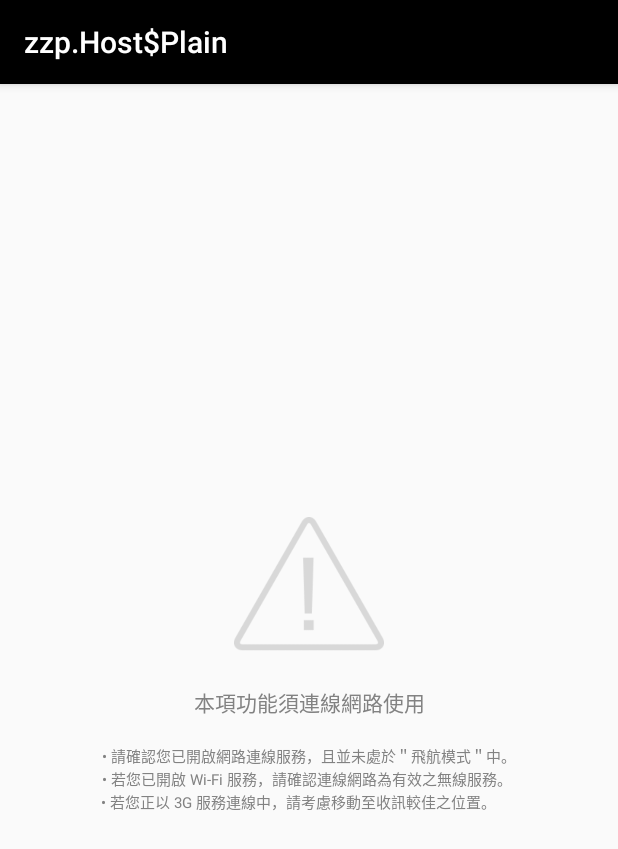
After one commit to YomiRY/MaterialManager, an Android app: the layout no_network_view.xml on its own in the app's theme, with its tools: preview values and no code run, on a phone screen of 412 x 824 dp. The commit adds this screen. Shown: the top 849 px of the screen. Run offline under Robolectric (Android 15) with nearby library versions, the phone set to English and light mode, and no system bars.

Commit message:
Add no network view
1. Add no network view
2. Add network status check in Utility

```diff
--- a/MaterialManager/app/src/main/java/com/material/management/fragment/GroceryListFragment.java
+++ b/MaterialManager/app/src/main/java/com/material/management/fragment/GroceryListFragment.java
@@ -1,6 +1,5 @@
 package com.material.management.fragment;
 
-import android.animation.Animator;
 import android.app.AlertDialog;
 import android.content.DialogInterface;
 import android.content.Intent;
@@ -32,9 +31,7 @@ import com.material.management.data.GroceryListData;
 import com.material.management.data.Material;
 import com.material.management.dialog.MaterialMenuDialog;
 import com.material.management.dialog.ReceiptDialog;
-import com.material.management.utils.AnimatorUtility;
 import com.material.management.utils.DBUtility;
-import com.material.management.utils.LogUtility;
 import com.picasso.Picasso;
 import java.io.File;
 import java.util.ArrayList;
--- /dev/null
+++ b/MaterialManager/app/src/main/res/layout/no_network_view.xml
@@ -0,0 +1,79 @@
+<?xml version="1.0" encoding="utf-8"?>
+<RelativeLayout xmlns:android="http://schemas.android.com/apk/res/android"
+                android:id="@+id/rel_no_network_view"
+                android:layout_width="match_parent"
+                android:layout_height="match_parent">
+
+    <View
+            android:id="@+id/middleLine"
+            android:layout_width="match_parent"
+            android:layout_height="1dp"
+            android:layout_centerInParent="true"
+            android:background="@android:color/transparent"/>
+
+    <ImageView
+            android:id="@+id/imageView1"
+            android:layout_width="100dp"
+            android:layout_height="100dp"
+            android:layout_above="@+id/middleLine"
+            android:layout_centerHorizontal="true"
+            android:src="@drawable/alertnonetconnect01_01"/>
+
+    <TextView
+            android:id="@+id/textView1"
+            android:layout_width="match_parent"
+            android:layout_height="wrap_content"
+            android:layout_below="@+id/imageView1"
+            android:layout_centerHorizontal="true"
+            android:layout_marginTop="18dp"
+            android:gravity="center"
+            android:paddingLeft="10dp"
+            android:paddingRight="10dp"
+            android:text="@string/no_network_view_message1"
+            android:textAppearance="?android:attr/textAppearanceMedium"
+            android:textColor="#828282"
+            android:textSize="14sp"/>
+
+    <TextView
+            android:id="@+id/TextView01"
+            android:layout_width="match_parent"
+            android:layout_height="wrap_content"
+            android:layout_alignParentRight="true"
+            android:layout_below="@+id/textView1"
+            android:layout_marginTop="17dp"
+            android:gravity="center"
+            android:paddingLeft="10dp"
+            android:paddingRight="10dp"
+            android:text="@string/no_network_view_message2"
+            android:textAppearance="?android:attr/textAppearanceSmall"
+            android:textColor="#828282"
+            android:textSize="10sp"/>
+
+    <TextView
+            android:id="@+id/textView2"
+            android:layout_width="match_parent"
+            android:layout_height="wrap_content"
+            android:layout_alignLeft="@+id/TextView01"
+            android:layout_below="@+id/TextView01"
+            android:gravity="center"
+            android:paddingLeft="8dp"
+            android:paddingRight="10dp"
+            android:text="@string/no_network_view_message3"
+            android:textAppearance="?android:attr/textAppearanceSmall"
+            android:textColor="#828282"
+            android:textSize="10sp"/>
+
+    <TextView
+            android:id="@+id/textView3"
+            android:layout_width="match_parent"
+            android:layout_height="wrap_content"
+            android:layout_alignLeft="@+id/TextView01"
+            android:layout_below="@+id/textView2"
+            android:gravity="center"
+            android:paddingRight="14dp"
+            android:text="@string/no_network_view_message4"
+            android:textAppearance="?android:attr/textAppearanceSmall"
+            android:textColor="#828282"
+            android:textSize="10sp"/>
+
+</RelativeLayout>
--- a/MaterialManager/app/src/main/res/values/strings.xml
+++ b/MaterialManager/app/src/main/res/values/strings.xml
@@ -12,6 +12,10 @@
     <string name="title_neutral_btn_import_in_expired">Import in expired</string>
 
     <string name="on_loading">Data Loading...</string>
+    <string name="no_network_view_message1">本項功能須連線網路使用</string>
+    <string name="no_network_view_message2">• 請確認您已開啟網路連線服務，且並未處於＂飛航模式＂中。</string>
+    <string name="no_network_view_message3">• 若您已開啟 Wi-Fi 服務，請確認連線網路為有效之無線服務。</string>
+    <string name="no_network_view_message4">• 若您正以 3G 服務連線中，請考慮移動至收訊較佳之位置。</string>
     <string name="data_progressing">Data handling...</string>
     <string name="data_save_success">Data saved successfully</string>
     <string name="data_save_fail">Data saved fail</string>
```
Also changed, not shown: MaterialManager/app/src/main/java/com/material/management/StoreMapActivity.java (+43 -30 lines), MaterialManager/app/src/main/java/com/material/management/utils/Utility.java (+10 -1 lines), MaterialManager/app/src/main/res/layout-sw600dp/activity_pick_location_search.xml (+10 -3 lines), MaterialManager/app/src/main/res/layout-sw720dp/activity_pick_location_search.xml (+10 -3 lines), MaterialManager/app/src/main/res/layout/activity_pick_location_search.xml (+19 -11 lines), MaterialManager/app/src/main/res/drawable/alertnonetconnect01_01.png (added), 2 other files.
